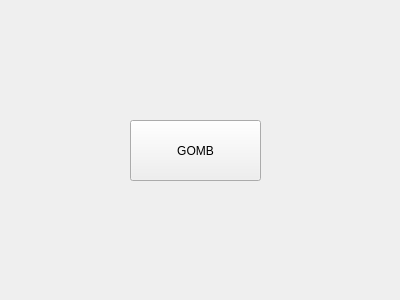
First picture: the form in confwidget.ui, repository GaryBlackbourne/Logsys-GUI, before the edit.
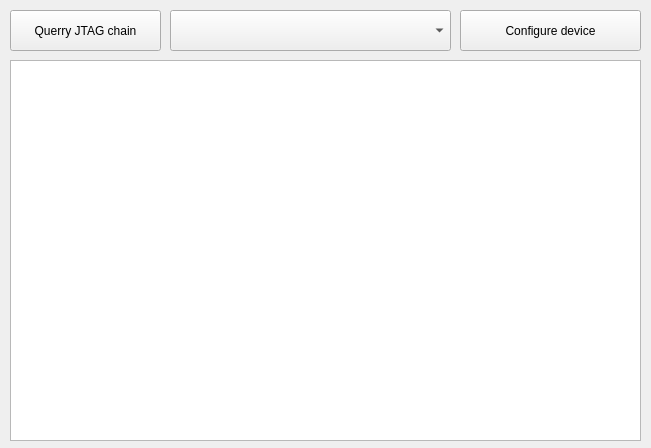
Second picture: the form after the edit.

Commit message: Added onfiguration widget to project Added cofiguration functionality

```diff
--- a/confwidget.ui
+++ b/confwidget.ui
@@ -6,8 +6,8 @@
    <rect>
     <x>0</x>
     <y>0</y>
-    <width>400</width>
-    <height>300</height>
+    <width>651</width>
+    <height>448</height>
    </rect>
   </property>
   <property name="windowTitle">
@@ -16,14 +16,47 @@
   <widget class="QPushButton" name="pushButton">
    <property name="geometry">
     <rect>
-     <x>130</x>
-     <y>120</y>
-     <width>131</width>
-     <height>61</height>
+     <x>10</x>
+     <y>10</y>
+     <width>151</width>
+     <height>41</height>
     </rect>
    </property>
    <property name="text">
-    <string>GOMB</string>
+    <string>Querry JTAG chain</string>
+   </property>
+  </widget>
+  <widget class="QComboBox" name="device_selector">
+   <property name="geometry">
+    <rect>
+     <x>170</x>
+     <y>10</y>
+     <width>281</width>
+     <height>41</height>
+    </rect>
+   </property>
+  </widget>
+  <widget class="QPushButton" name="pusbtnCFG">
+   <property name="geometry">
+    <rect>
+     <x>460</x>
+     <y>10</y>
+     <width>181</width>
+     <height>41</height>
+    </rect>
+   </property>
+   <property name="text">
+    <string>Configure device</string>
+   </property>
+  </widget>
+  <widget class="QTextEdit" name="conf_log">
+   <property name="geometry">
+    <rect>
+     <x>10</x>
+     <y>60</y>
+     <width>631</width>
+     <height>381</height>
+    </rect>
    </property>
   </widget>
  </widget>
```
Left out of the diff: 2 changed lines with no effect on the pictures. The commit also changes 5 other files.
